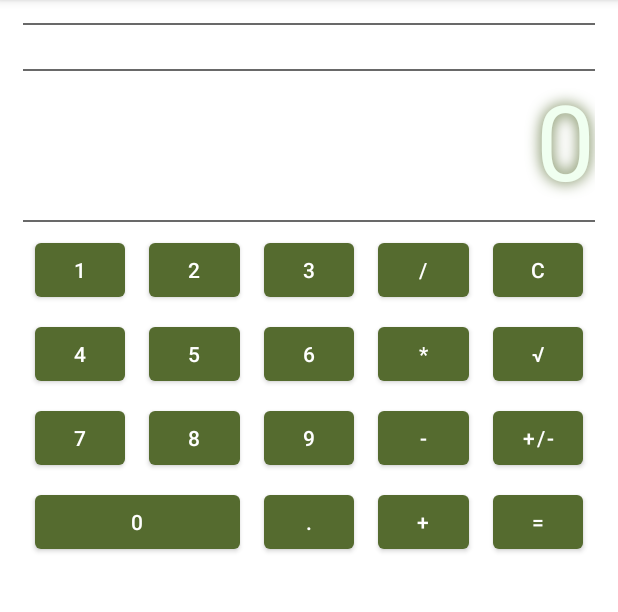
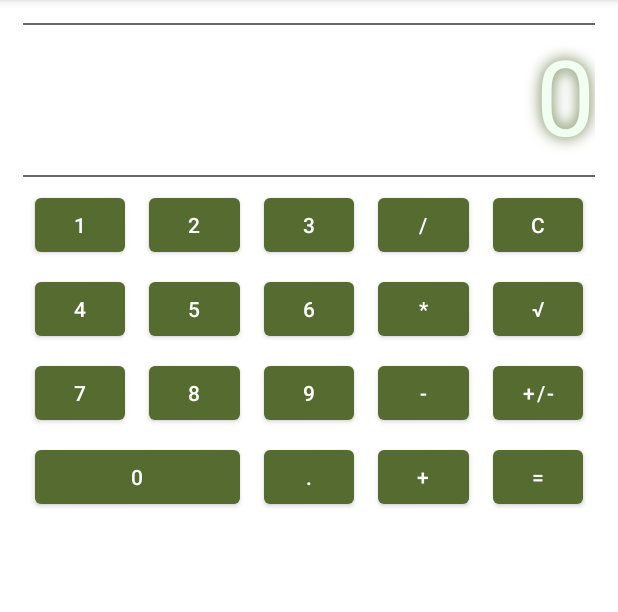
Before and after one commit to lekoal/android_work_n_two, an Android app: the screen it shows after launch (CalculatorActivity), on a phone screen of 412 x 824 dp, the part 84-696 px from its top. Run offline under Robolectric (Android 15) with nearby library versions, the phone set to English and light mode, and no system bars.

```diff
--- a/app/src/main/java/com/example/androidworkntwo/ui/CalculatorActivity.java
+++ b/app/src/main/java/com/example/androidworkntwo/ui/CalculatorActivity.java
@@ -4,10 +4,10 @@ import androidx.appcompat.app.AppCompatActivity;
 
 import android.os.Bundle;
 import android.view.View;
+import android.widget.Button;
 import android.widget.TextView;
 
 import androidx.annotation.Nullable;
-import androidx.appcompat.app.AppCompatActivity;
 
 import com.example.androidworkntwo.R;
 import com.example.androidworkntwo.buffer.CalculatorPresenter;
@@ -68,7 +68,6 @@ public class CalculatorActivity extends AppCompatActivity implements CalculatorV
         operators.put(R.id.key_minus, Operation.SUB);
         operators.put(R.id.key_multiply, Operation.MUL);
         operators.put(R.id.key_divide, Operation.DIV);
-        operators.put(R.id.key_square_root, Operation.SQRT);
 
         View.OnClickListener operationClickListener = new View.OnClickListener() {
             @Override
@@ -91,6 +90,13 @@ public class CalculatorActivity extends AppCompatActivity implements CalculatorV
             }
         };
 
+        View.OnClickListener squareRootClickListener = new View.OnClickListener() {
+            @Override
+            public void onClick(View v) {
+                presenter.onSquareRootPressed(Operation.SQRT);
+            }
+        };
+
         findViewById(R.id.key_plus).setOnClickListener(operationClickListener);
         findViewById(R.id.key_minus).setOnClickListener(operationClickListener);
         findViewById(R.id.key_multiply).setOnClickListener(operationClickListener);
@@ -100,13 +106,14 @@ public class CalculatorActivity extends AppCompatActivity implements CalculatorV
 
         findViewById(R.id.key_clear).setOnClickListener(clearClickListener);
 
+        findViewById(R.id.key_square_root).setOnClickListener(squareRootClickListener);
+
         findViewById(R.id.key_dot).setOnClickListener(new View.OnClickListener() {
             @Override
             public void onClick(View v) {
                 presenter.onDotPressed();
             }
         });
-
     }
 
     @Override
--- a/app/src/main/res/layout/activity_main.xml
+++ b/app/src/main/res/layout/activity_main.xml
@@ -15,30 +15,6 @@
     tools:context=".ui.CalculatorActivity">
 
     <TextView
-        android:id="@+id/history"
-        android:layout_width="0dp"
-        android:layout_height="30dp"
-        android:text="@string/history"
-        android:textAlignment="textEnd"
-        android:textColor="@color/dark_olive"
-        android:textSize="20sp"
-        app:layout_constraintBottom_toTopOf="@id/display"
-        app:layout_constraintEnd_toEndOf="parent"
-        app:layout_constraintStart_toStartOf="parent"
-        app:layout_constraintTop_toBottomOf="@id/line_2"
-        tools:text="12345" />
-
-    <View
-        android:id="@+id/line_3"
-        android:layout_width="0dp"
-        android:layout_height="1dp"
-        android:background="#696969"
-        app:layout_constraintBottom_toTopOf="@id/display"
-        app:layout_constraintEnd_toEndOf="parent"
-        app:layout_constraintStart_toStartOf="parent"
-        app:layout_constraintTop_toBottomOf="@id/history" />
-
-    <TextView
         android:id="@+id/display"
         android:layout_width="0dp"
         android:layout_height="100dp"
@@ -51,7 +27,7 @@
         app:layout_constraintBottom_toTopOf="@id/line_1"
         app:layout_constraintEnd_toEndOf="parent"
         app:layout_constraintStart_toStartOf="parent"
-        app:layout_constraintTop_toBottomOf="@id/history"
+        app:layout_constraintTop_toBottomOf="@id/line_2"
         tools:text="123456" />
 
     <View
--- a/app/src/main/res/values/strings.xml
+++ b/app/src/main/res/values/strings.xml
@@ -20,5 +20,4 @@
     <string name="key_plus">+</string>
     <string name="key_clear">C</string>
     <string name="key_negate">+/-</string>
-    <string name="history" />
 </resources>
```
Also changed, not shown: app/src/main/java/com/example/androidworkntwo/buffer/CalculatorPresenter.java (+26 -11 lines), app/src/main/java/com/example/androidworkntwo/domain/CalculatorImp.java (+0 -8 lines).
